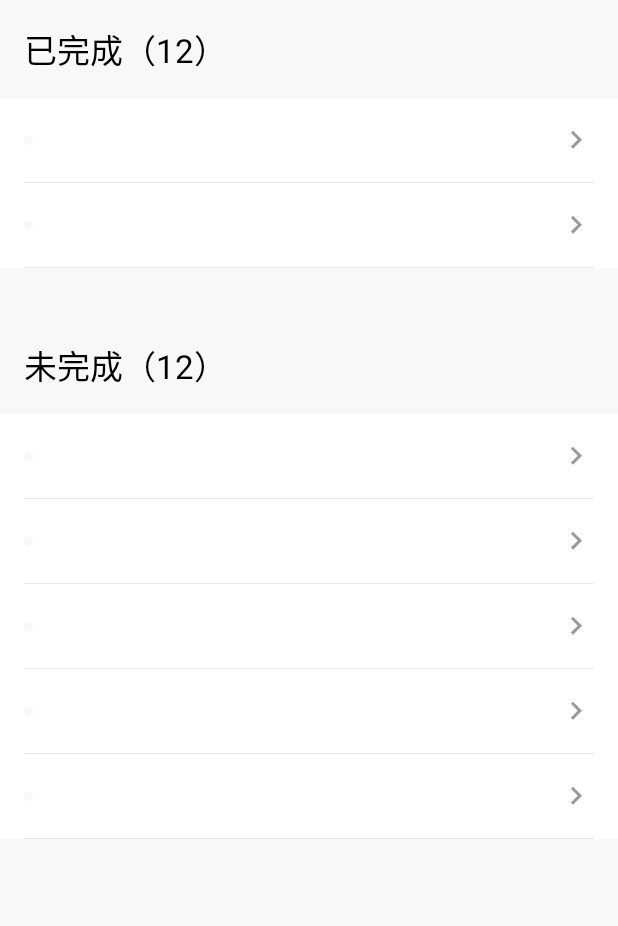
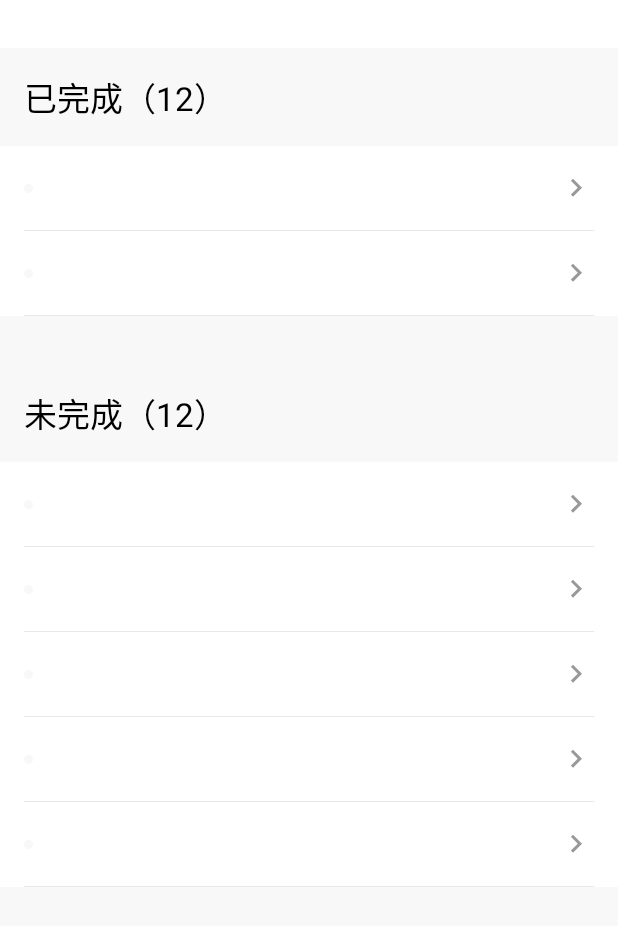
Before and after one commit to zhengdianfang/SamplingPad, an Android app: the layout fragment_my_task_list.xml on its own in the app's theme, with its tools: preview values and no code run, on a phone screen of 412 x 824 dp. Shown: the top 926 px of the screen. Run offline under Robolectric (Android 15) with nearby library versions, the light colour scheme and no system bars.

Commit message:
add toolbar layout

```diff
--- a/app/src/main/AndroidManifest.xml
+++ b/app/src/main/AndroidManifest.xml
@@ -11,14 +11,14 @@
         android:theme="@style/AppTheme">
         <activity
             android:name=".login.LoginActivity"
-            android:windowSoftInputMode="adjustPan">
+            android:windowSoftInputMode="adjustPan|stateHidden">
             <intent-filter>
                 <action android:name="android.intent.action.MAIN" />
 
                 <category android:name="android.intent.category.LAUNCHER" />
             </intent-filter>
         </activity>
-        <activity android:name=".main.MainActivity" />
+        <activity android:name=".main.MainActivity" android:windowSoftInputMode="adjustPan|stateHidden"/>
         <activity android:name=".task.MyTaskListActivity"></activity>
     </application>
 
--- a/app/src/main/java/com/zhengdianfang/samplingpad/task/fragments/MyTaskListFragment.kt
+++ b/app/src/main/java/com/zhengdianfang/samplingpad/task/fragments/MyTaskListFragment.kt
@@ -12,6 +12,7 @@ import android.widget.TextView
 
 import com.zhengdianfang.samplingpad.R
 import com.zhengdianfang.samplingpad.common.tintDrawable
+import kotlinx.android.synthetic.main.toolbar_layout.*
 import me.yokeyword.fragmentation.SupportFragment
 
 class MyTaskListFragment : SupportFragment() {
@@ -57,6 +58,7 @@ class MyTaskListFragment : SupportFragment() {
     }
 
     private fun setupViews() {
+        toolBarTitleView.setText(R.string.my_task_text)
         this.renderSections()
         this.renderItems()
     }
--- a/app/src/main/res/layout/fragment_my_task_list.xml
+++ b/app/src/main/res/layout/fragment_my_task_list.xml
@@ -1,6 +1,15 @@
 <?xml version="1.0" encoding="utf-8"?>
-<ScrollView xmlns:android="http://schemas.android.com/apk/res/android"
+<LinearLayout xmlns:android="http://schemas.android.com/apk/res/android"
     xmlns:tools="http://schemas.android.com/tools"
+    android:layout_width="match_parent"
+    android:layout_height="match_parent"
+    android:orientation="vertical"
+    >
+
+    <include
+        layout="@layout/toolbar_layout" />
+
+    <ScrollView
         android:layout_width="match_parent"
         android:layout_height="match_parent"
         android:background="@color/colorLightGray"
@@ -24,8 +33,8 @@
                 android:layout_width="match_parent"
                 android:layout_height="wrap_content"
                 android:background="@android:color/white"
-            android:paddingHorizontal="16dp"
-            android:orientation="vertical">
+                android:orientation="vertical"
+                android:paddingHorizontal="16dp">
 
                 <include
                     android:id="@+id/qualifiedItem"
@@ -51,8 +60,8 @@
                 android:layout_width="match_parent"
                 android:layout_height="wrap_content"
                 android:background="@android:color/white"
-            android:paddingHorizontal="16dp"
-            android:orientation="vertical">
+                android:orientation="vertical"
+                android:paddingHorizontal="16dp">
 
                 <include
                     android:id="@+id/toBeCompletedItem"
@@ -79,3 +88,4 @@
         </LinearLayout>
 
     </ScrollView>
+</LinearLayout>
--- /dev/null
+++ b/app/src/main/res/layout/toolbar_layout.xml
@@ -0,0 +1,25 @@
+<?xml version="1.0" encoding="utf-8"?>
+<merge
+    xmlns:android="http://schemas.android.com/apk/res/android"
+    xmlns:app="http://schemas.android.com/apk/res-auto">
+
+    <android.support.constraint.ConstraintLayout
+        android:layout_width="match_parent"
+        android:layout_height="32dp">
+
+        <TextView
+            android:id="@+id/toolBarTitleView"
+            android:layout_width="wrap_content"
+            android:layout_height="wrap_content"
+            android:layout_marginBottom="8dp"
+            android:layout_marginEnd="8dp"
+            android:layout_marginStart="8dp"
+            android:layout_marginTop="8dp"
+            android:textSize="@dimen/large_24"
+            android:textColor="@android:color/black"
+            app:layout_constraintBottom_toBottomOf="parent"
+            app:layout_constraintEnd_toEndOf="parent"
+            app:layout_constraintStart_toStartOf="parent"
+            app:layout_constraintTop_toTopOf="parent" />
+    </android.support.constraint.ConstraintLayout>
+</merge>
--- a/app/src/main/res/values/dimens.xml
+++ b/app/src/main/res/values/dimens.xml
@@ -3,6 +3,7 @@
     <dimen name="super_super_large">20sp</dimen>
     <dimen name="large_22">22sp</dimen>
     <dimen name="large_18">18sp</dimen>
+    <dimen name="large_24">24sp</dimen>
     <dimen name="large">16sp</dimen>
     <dimen name="middle">14sp</dimen>
     <dimen name="navigation_width">176dp</dimen>
```
Lines whose indentation alone changed are shown as unchanged.
